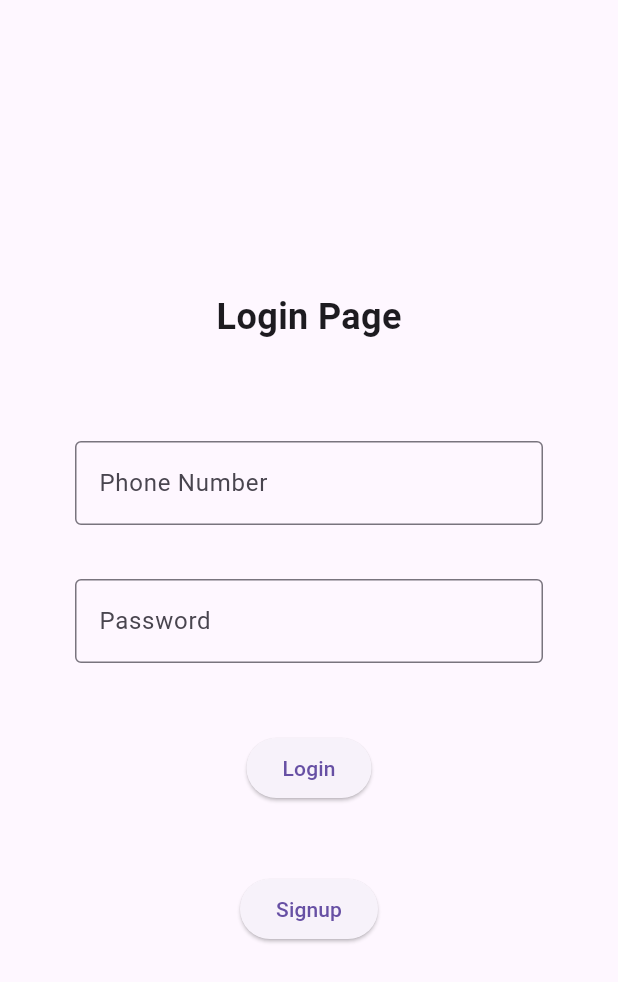
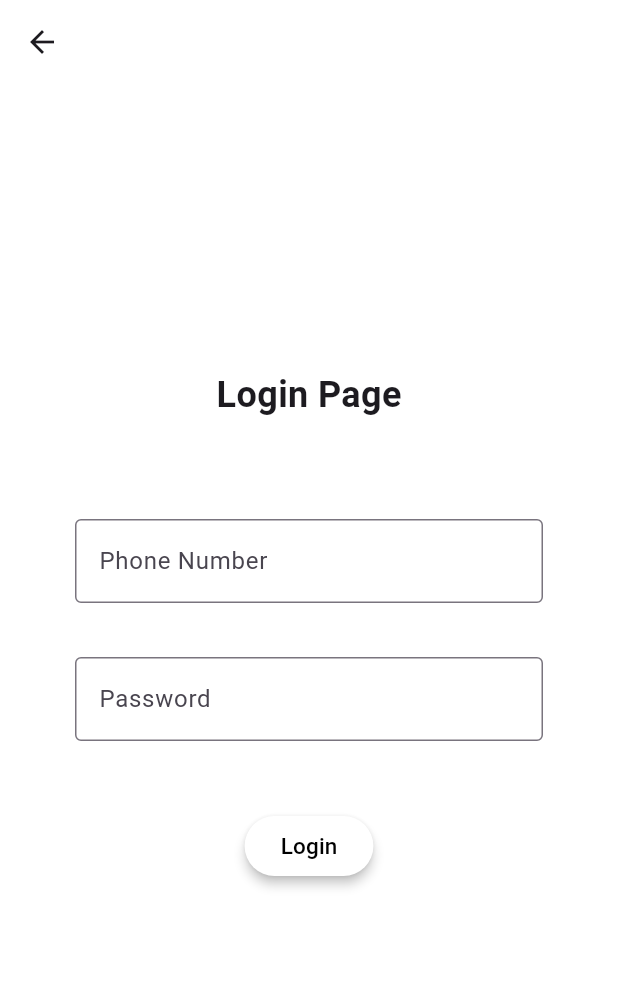
Before and after one commit to huzaifarashid3/carpool, a Flutter app: the screen it shows after launch, after a tap on "Login", on a phone screen of 412 x 824 dp. Shown: the top 982 px of the screen. Run offline on Flutter 3.47's test engine with Material 3 defaults, Android fonts, the phone set to English and light mode, and no system bars; our stand-ins replace cloud_firestore, firebase_auth, firebase_core, firebase_messaging, flutter_expandable_fab, flutter_local_notifications and 4 more; accounts and stored records are empty.

Commit message:
adds starting screen animation

```diff
--- a/lib/create_route.dart
+++ b/lib/create_route.dart
@@ -8,7 +8,7 @@ import 'package:firebase_core/firebase_core.dart';
 import 'package:flutter/material.dart';
 
 class create_route extends StatefulWidget {
-  create_route({super.key});
+  const create_route({super.key});
   static const route_name = 'create_route';
   @override
   State<create_route> createState() => _create_routeState();
--- a/lib/dialouges/post_ride.dart
+++ b/lib/dialouges/post_ride.dart
@@ -1,8 +1,6 @@
 // ignore_for_file: sort_child_properties_last, prefer_const_literals_to_create_immutables, sized_box_for_whitespace, camel_case_types, non_constant_identifier_names, prefer_interpolation_to_compose_strings
 
 import 'package:carpool/create_route.dart';
-import 'package:carpool/home_page.dart';
-import 'package:carpool/list_tile.dart';
 import 'package:carpool/login.dart';
 import 'package:cloud_firestore/cloud_firestore.dart';
 import 'package:flutter/material.dart';
@@ -394,6 +392,6 @@ class _post_rideState extends State<post_ride> {
   }
 
   AlertDialog cant_post_ride_dialouge() {
-    return AlertDialog();
+    return const AlertDialog();
   }
 }
--- a/lib/list_tile.dart
+++ b/lib/list_tile.dart
@@ -1,10 +1,8 @@
 // ignore_for_file: sort_child_properties_last, prefer_const_constructors, non_constant_identifier_names, constant_identifier_names, deprecated_member_use
 
-import 'package:carpool/notification_services.dart';
 import 'package:cloud_firestore/cloud_firestore.dart';
 import 'package:flutter/material.dart';
 import 'package:flutter_slidable/flutter_slidable.dart';
-import 'package:open_whatsapp/open_whatsapp.dart';
 import 'package:url_launcher/url_launcher.dart';
 
 class list_tile extends StatefulWidget {
@@ -14,7 +12,7 @@ class list_tile extends StatefulWidget {
   final List route;
   final String rider_id;
   final String rider_number;
-  list_tile(
+  const list_tile(
       {Key? key,
       required this.time,
       required this.name,
--- a/lib/login.dart
+++ b/lib/login.dart
@@ -1,19 +1,15 @@
 // ignore_for_file: prefer_const_constructors
 
-import 'package:carpool/home_page.dart';
 import 'package:carpool/screens.dart';
 import 'package:carpool/notifications.dart';
-import 'package:carpool/screens.dart';
-import 'package:carpool/user.dart';
 import 'package:cloud_firestore/cloud_firestore.dart';
 import 'package:flutter/material.dart';
-import 'package:shared_preferences/shared_preferences.dart';
 
 class login extends StatelessWidget {
   // ignore: constant_identifier_names
   static String? userLoginID, userNumber;
   static const route_name = 'login';
-  login({Key? key});
+  login({super.key, Key? otherKey});
 
   TextEditingController phoneController = TextEditingController();
 
@@ -34,6 +30,10 @@ class login extends StatelessWidget {
   @override
   Widget build(BuildContext context) {
     return Scaffold(
+      backgroundColor: Colors.white,
+      appBar: AppBar(
+        backgroundColor: Colors.white,
+      ),
       body: Center(
         child: Column(
           mainAxisAlignment: MainAxisAlignment.center,
@@ -72,20 +72,30 @@ class login extends StatelessWidget {
             Container(
               margin: EdgeInsets.fromLTRB(0, 0, 0, 30),
               child: ElevatedButton(
+                style: ButtonStyle(
+                  backgroundColor:
+                      WidgetStateProperty.all<Color?>(Colors.white),
+                  elevation: WidgetStateProperty.all<double?>(3.0),
+                ),
                 onPressed: () {
                   // TODO: Implement login functionality
                   verifyLogin(context);
                 },
-                child: Text('Login'),
+                child: Text('Login',
+                    style: TextStyle(
+                      color: Colors.black,
+                      fontSize: 15,
+                      // fontWeight: FontWeight.bold,
+                    )),
               ),
             ),
             SizedBox(height: 16),
-            ElevatedButton(
-              onPressed: () {
-                Navigator.pushNamed(context, 'signup');
-              },
-              child: Text('Signup'),
-            ),
+            // ElevatedButton(
+            //   onPressed: () {
+            //     Navigator.pushNamed(context, 'signup');
+            //   },
+            //   child: Text('Signup'),
+            // ),
           ],
         ),
       ),
@@ -131,8 +141,8 @@ class login extends StatelessWidget {
           userLoginID = doc.id;
           userNumber = data['number'];
 
-          print('UserLoginID: ${userLoginID}');
-          print('Number : ${userNumber}');
+          print('UserLoginID: $userLoginID');
+          print('Number : $userNumber');
           return true;
         }
       }
--- a/lib/main.dart
+++ b/lib/main.dart
@@ -1,24 +1,19 @@
 // ignore_for_file: prefer_const_constructors, prefer_const_literals_to_create_immutables, non_constant_identifier_names, avoid_init_to_null
 
-import 'dart:math';
 
 import 'package:carpool/bug_report.dart';
 import 'package:carpool/create_route.dart';
-import 'package:carpool/home_page.dart';
 import 'package:carpool/login.dart';
-import 'package:carpool/notifications.dart';
 import 'package:carpool/profile.dart';
 import 'package:carpool/list_tile.dart' as lt;
 import 'package:carpool/screens.dart';
 import 'package:carpool/signup.dart';
+import 'package:carpool/starting_screen.dart';
 //import 'package:carpool/user.dart';
 import 'package:cloud_firestore/cloud_firestore.dart';
 import 'package:flutter/material.dart';
 import 'package:firebase_core/firebase_core.dart';
-import 'firebase_options.dart';
 // core Flutter primitives
-import 'package:flutter/foundation.dart';
-import 'firebase_options.dart';
 // FlutterFire's Firebase Cloud Messaging plugin
 import 'package:firebase_messaging/firebase_messaging.dart';
 
@@ -46,7 +41,7 @@ class MyApp extends StatelessWidget {
   Widget build(BuildContext context) {
     return MaterialApp(
       debugShowCheckedModeBanner: false,
-      home: login(),
+      home: starting_screen(),
       routes: {
         bug_report.route_name: (_) => bug_report(),
         signup.route_name: (_) => signup(),
--- a/lib/notifications.dart
+++ b/lib/notifications.dart
@@ -1,7 +1,6 @@
 import 'dart:async';
 
 import 'package:carpool/bug_report.dart';
-import 'package:carpool/screens.dart';
 import 'package:firebase_messaging/firebase_messaging.dart';
 import 'package:flutter/foundation.dart';
 import 'package:flutter/material.dart';
--- a/lib/profile.dart
+++ b/lib/profile.dart
@@ -1,6 +1,5 @@
 // ignore_for_file: prefer_const_constructors
 
-import 'dart:ffi';
 
 import 'package:carpool/create_route.dart';
 import 'package:flutter/material.dart';
--- /dev/null
+++ b/lib/starting_screen.dart
@@ -0,0 +1,88 @@
+// ignore_for_file: sort_child_properties_last
+
+import 'package:flutter/material.dart';
+import 'package:rive/rive.dart';
+
+class starting_screen extends StatefulWidget {
+  const starting_screen({super.key});
+
+  @override
+  State<starting_screen> createState() => _starting_screenState();
+}
+
+class _starting_screenState extends State<starting_screen> {
+  @override
+  Widget build(BuildContext context) {
+    return Scaffold(
+      // appBar: AppBar(
+      //   title: const Text('FAST CARPOOL'),
+      //   backgroundColor: Colors.white,
+      // ),
+      backgroundColor: Colors.white,
+      body: Column(
+        mainAxisAlignment: MainAxisAlignment.center,
+        children: [
+          const Spacer(),
+          Container(
+            alignment: Alignment.topCenter,
+            child: const Text(
+              "F A S T   C A R P O O L",
+              style: TextStyle(fontSize: 30, fontWeight: FontWeight.bold),
+            ),
+            //  margin: const EdgeInsets.fromLTRB(50, 0, 0, 0),
+          ),
+          const Center(
+            child: SizedBox(
+              width: 500,
+              height: 600,
+              child: RiveAnimation.asset(
+                'assets/rivs/rivebot.riv',
+                fit: BoxFit.cover,
+              ),
+            ),
+          ),
+          Container(
+            margin: const EdgeInsets.fromLTRB(0, 0, 0, 80),
+            child: Row(
+              mainAxisAlignment: MainAxisAlignment.spaceEvenly,
+              children: [
+                ElevatedButton(
+                  onPressed: () {
+                    Navigator.of(context).pushNamed('login');
+                  },
+                  style: ButtonStyle(
+                    backgroundColor:
+                        WidgetStateProperty.all<Color?>(Colors.black),
+                    elevation: WidgetStateProperty.all<double?>(5.0),
+                  ),
+                  child: const Text('Login',
+                      style: TextStyle(
+                        color: Colors.white,
+                        fontSize: 15,
+                        fontWeight: FontWeight.bold,
+                      )),
+                ),
+                ElevatedButton(
+                  onPressed: () {
+                    Navigator.of(context).pushNamed('signup');
+                  },
+                  style: ButtonStyle(
+                    backgroundColor:
+                        WidgetStateProperty.all<Color?>(Colors.white),
+                    elevation: WidgetStateProperty.all<double?>(5.0),
+                  ),
+                  child: const Text('Sign Up',
+                      style: TextStyle(
+                        color: Colors.black,
+                        fontSize: 15,
+                        fontWeight: FontWeight.bold,
+                      )),
+                ),
+              ],
+            ),
+          ),
+        ],
+      ),
+    );
+  }
+}
--- a/pubspec.yaml
+++ b/pubspec.yaml
@@ -50,6 +50,7 @@ dependencies:
   open_whatsapp: ^0.0.1
   url_launcher: ^6.3.0
   flutter_expandable_fab: ^2.2.0
+  rive: ^0.13.12
 
 dev_dependencies:
   flutter_test:
@@ -76,6 +77,8 @@ flutter:
   # To add assets to your application, add an assets section, like this:
   assets:
     - assets/images/img2.jpeg
+    - assets/rivs/demo.riv
+    - assets/rivs/rivebot.riv
 
   # An image asset can refer to one or more resolution-specific "variants", see
   # https://flutter.dev/assets-and-images/#resolution-aware
```
Also changed, not shown: lib/dialouges/add_route_stop.dart (+4 -5 lines), lib/screens.dart (+2 -6 lines), lib/signup.dart (+29 -29 lines), pubspec.lock, 9 other files.
